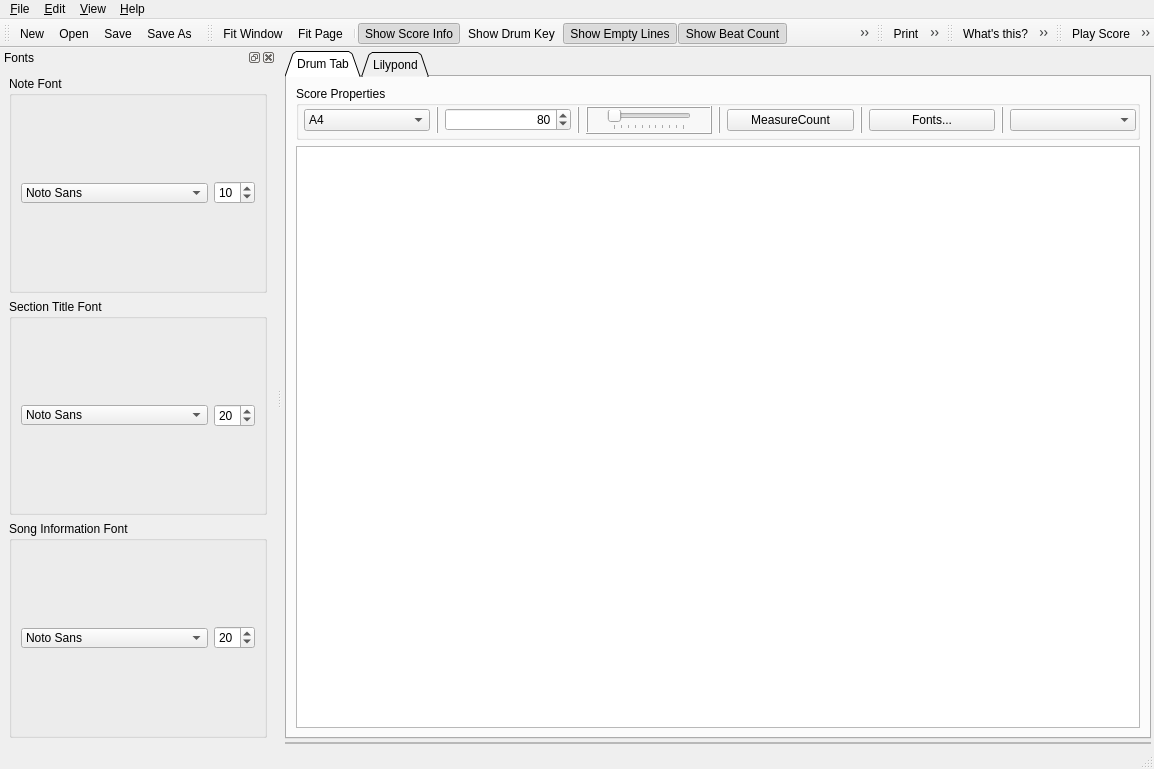
The window that src/GUI/drumburp.ui (Whatang/DrumBurp) describes before a commit, drawn with Qt 5.
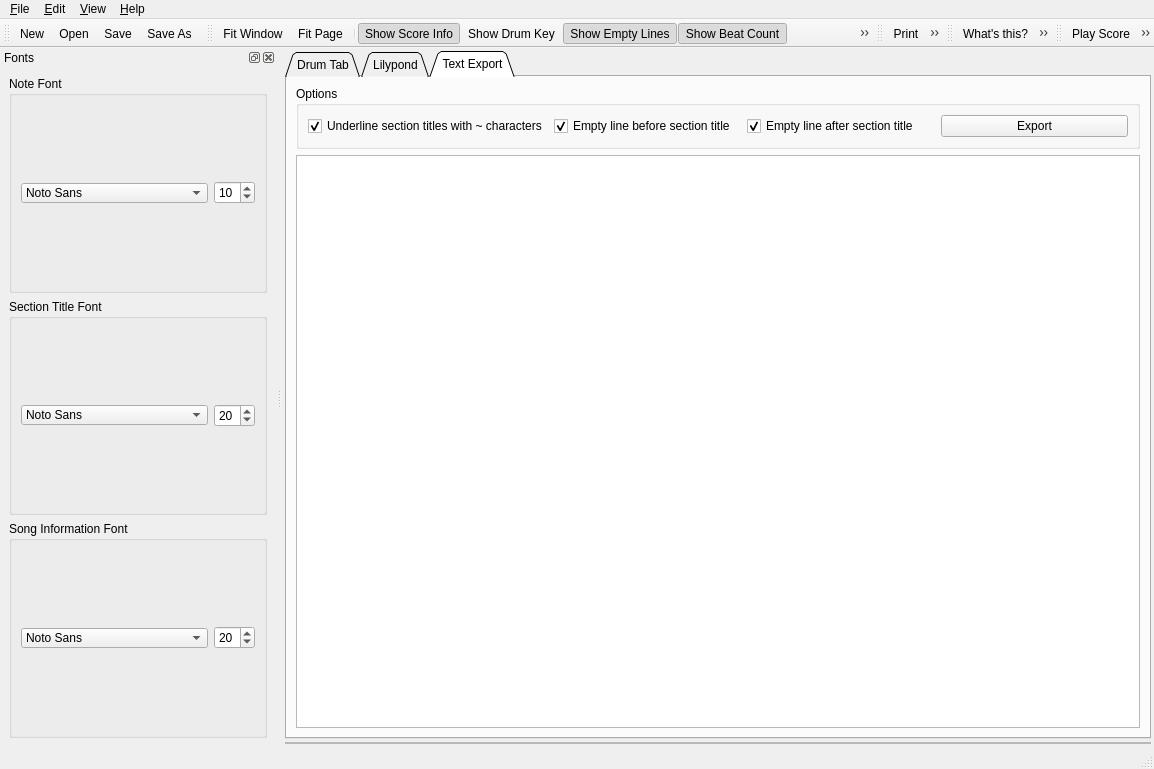
The same window after the commit. The open tabs and pages were chosen to show the change. Icons and pictures are not drawn. Custom widgets are drawn as their Qt base class.

Commit message:
Preview text export in its own tab, and export from there.
Closes #325.

```diff
--- a/src/GUI/drumburp.ui
+++ b/src/GUI/drumburp.ui
@@ -542,6 +542,87 @@
         </item>
        </layout>
       </widget>
+      <widget class="QWidget" name="textExportTab">
+       <attribute name="title">
+        <string>Text Export</string>
+       </attribute>
+       <layout class="QVBoxLayout" name="verticalLayout_5">
+        <item>
+         <widget class="QGroupBox" name="textExportOptions">
+          <property name="title">
+           <string>Options</string>
+          </property>
+          <layout class="QVBoxLayout" name="verticalLayout_6">
+           <item>
+            <layout class="QGridLayout" name="gridLayout_2">
+             <item row="0" column="3">
+              <widget class="QPushButton" name="textExportButton">
+               <property name="text">
+                <string>Export</string>
+               </property>
+              </widget>
+             </item>
+             <item row="0" column="1">
+              <widget class="QCheckBox" name="emptyLineBeforeSectionCheck">
+               <property name="toolTip">
+                <string>Include a blank line before each section title</string>
+               </property>
+               <property name="text">
+                <string>Empty line before section title</string>
+               </property>
+               <property name="checked">
+                <bool>true</bool>
+               </property>
+              </widget>
+             </item>
+             <item row="0" column="0">
+              <widget class="QCheckBox" name="underlineCheck">
+               <property name="toolTip">
+                <string>Underline each section title</string>
+               </property>
+               <property name="text">
+                <string>Underline section titles with ~ characters</string>
+               </property>
+               <property name="checked">
+                <bool>true</bool>
+               </property>
+              </widget>
+             </item>
+             <item row="0" column="2">
+              <widget class="QCheckBox" name="emptyLineAfterSectionCheck">
+               <property name="toolTip">
+                <string>Include a blank line after each section title</string>
+               </property>
+               <property name="text">
+                <string>Empty line after section title</string>
+               </property>
+               <property name="checked">
+                <bool>true</bool>
+               </property>
+              </widget>
+             </item>
+            </layout>
+           </item>
+          </layout>
+         </widget>
+        </item>
+        <item>
+         <widget class="QPlainTextEdit" name="textExportPreview">
+          <property name="font">
+           <font>
+            <family>Courier</family>
+           </font>
+          </property>
+          <property name="lineWrapMode">
+           <enum>QPlainTextEdit::NoWrap</enum>
+          </property>
+          <property name="readOnly">
+           <bool>true</bool>
+          </property>
+         </widget>
+        </item>
+       </layout>
+      </widget>
      </widget>
     </item>
     <item>
```
Left out of the diff: 16 changed lines with no effect on the pictures. The commit also changes 5 other files.
